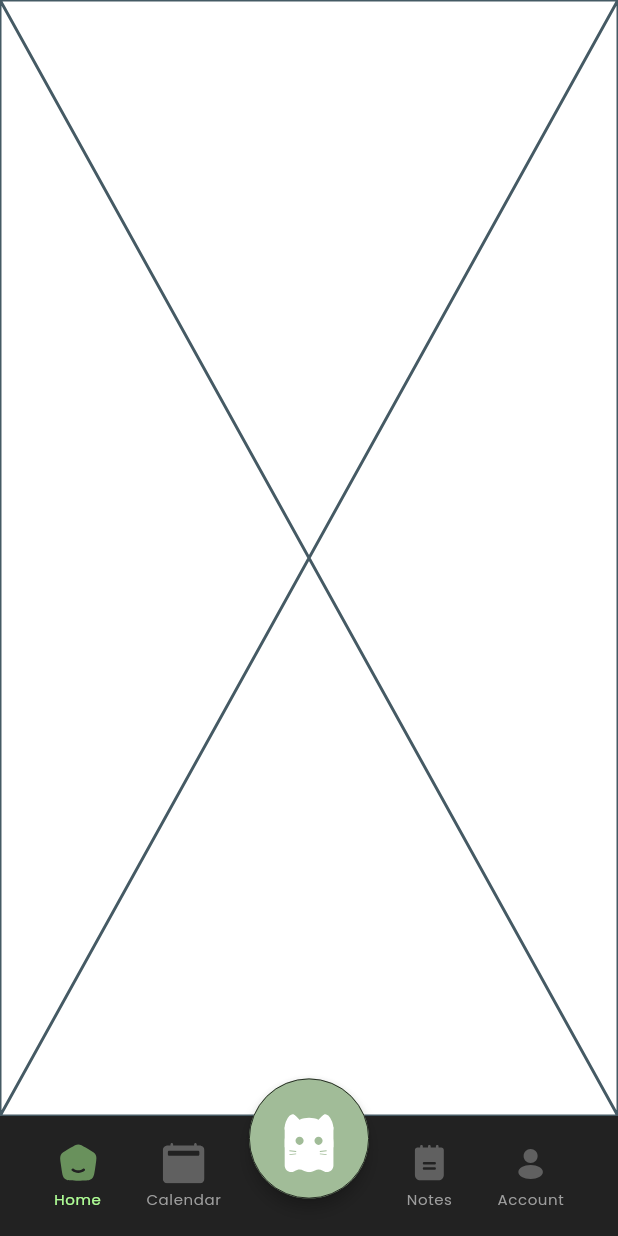
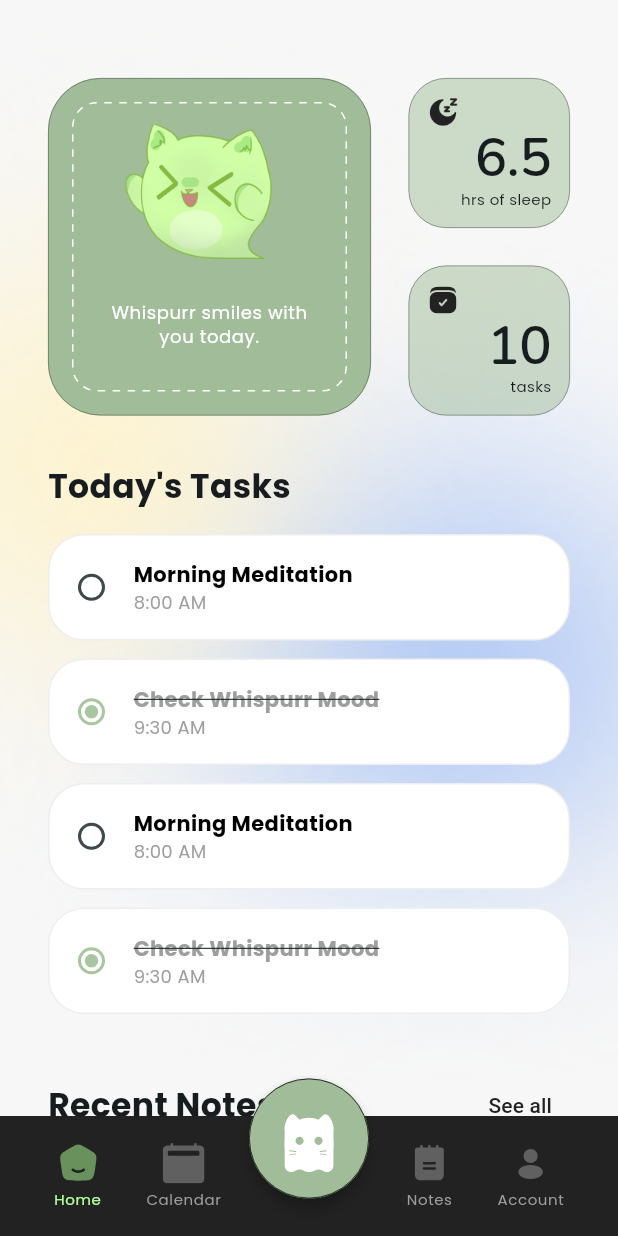
Before and after one commit to bread-pit/whispurr-hackathon, a Flutter app: the screen it shows after launch, on a phone screen of 412 x 824 dp. Run offline on Flutter 3.47's test engine with Material 3 defaults, Android fonts, the phone set to English and light mode, and no system bars; drawn by our look-alikes of dotted_border; our stand-ins replace flutter_svg, google_fonts, table_calendar.

Commit message:
Add: HomePage

```diff
--- a/lib/views/notes/note_card.dart
+++ b/lib/core/widgets/note_card.dart
@@ -22,7 +22,7 @@ class NoteCard extends StatelessWidget {
       decoration: BoxDecoration(
         color: Colors.white,
         borderRadius: BorderRadius.circular(20),
-        border: Border.all(color: AppColors.black.withOpacity(0.5), width: 0.5),
+        border: Border.all(color: Colors.grey.shade200),
       ),
       child: Column(
         crossAxisAlignment: CrossAxisAlignment.start,
--- a/lib/core/widgets/task_card.dart
+++ b/lib/core/widgets/task_card.dart
@@ -2,6 +2,7 @@ import 'package:flutter/material.dart';
 
 // TODO:
 // 1. allow card selection -> create task
+// 2. mood color
 
 class TaskCard extends StatelessWidget {
   final String title;
--- a/lib/views/home/home_page.dart
+++ b/lib/views/home/home_page.dart
@@ -1,15 +1,151 @@
 import 'package:flutter/material.dart';
+import 'package:whispurr_hackathon/core/widgets/note_card.dart';
+import 'package:whispurr_hackathon/views/home/summary_card.dart';
+import 'package:whispurr_hackathon/views/notes/notes_page.dart';
+import '../../core/model/calendar_model.dart'; // Ensure this matches your project structure
+import '../../core/widgets/task_card.dart';
+import '../../theme.dart';
+
 
 class HomePage extends StatefulWidget {
-  const HomePage({super.key});
+  final Function(int) onTabChange;
+
+  const HomePage({super.key, required this.onTabChange});
 
   @override
   State<HomePage> createState() => _HomePageState();
 }
 
 class _HomePageState extends State<HomePage> {
+  // Mock data for the current day's tasks
+  // In a real scenario, you'd filter your global events list by DateTime.now()
+  List<CalendarTask> _selectedEvents = [
+    CalendarTask(
+      title: "Morning Meditation",
+      time: "8:00 AM",
+      color: const Color(0xFFA8C69F),
+      isCompleted: false,
+    ),
+    CalendarTask(
+      title: "Check Whispurr Mood",
+      time: "9:30 AM",
+      color: const Color(0xFFA8C69F),
+      isCompleted: true,
+    ),
+    CalendarTask(
+      title: "Morning Meditation",
+      time: "8:00 AM",
+      color: const Color(0xFFA8C69F),
+      isCompleted: false,
+    ),
+    CalendarTask(
+      title: "Check Whispurr Mood",
+      time: "9:30 AM",
+      color: const Color(0xFFA8C69F),
+      isCompleted: true,
+    ),
+  ];
+
   @override
   Widget build(BuildContext context) {
-    return const Placeholder();
+    return Scaffold(
+      body: Container(
+        width: double.infinity,
+        height: double.infinity,
+        decoration: const BoxDecoration(
+          image: DecorationImage(
+            image: AssetImage('assets/images/gradient_bg_3.png'),
+            fit: BoxFit.cover,
+          ),
+        ),
+        child: SafeArea(
+          child: SingleChildScrollView(
+            padding: EdgeInsets.all(32.0),
+            child: Column(
+              crossAxisAlignment: CrossAxisAlignment.start,
+              children: [
+                // 1. Calendar placeholder (Weekly View)
+                SizedBox(height: 20),
+
+                // 2. Summary Board
+                SummaryCard(),
+
+                SizedBox(height: 32),
+
+                // 3. Today's Tasks Header
+                Text(
+                  "Today's Tasks",
+                  style: TextStyle(fontSize: 22, fontWeight: FontWeight.bold),
+                ),
+
+                SizedBox(height: 16),
+
+                // 4. Task List Implementation
+                if (_selectedEvents.isEmpty)
+                  Padding(
+                    padding: EdgeInsets.symmetric(vertical: 20),
+                    child: Text("No tasks for today!", style: TextStyle(color: Colors.grey)),
+                  )
+                else
+                  ListView.builder(
+                    shrinkWrap: true,
+                    physics: NeverScrollableScrollPhysics(),
+                    itemCount: _selectedEvents.length,
+                    itemBuilder: (context, index) {
+                      final task = _selectedEvents[index];
+                      return TaskCard(
+                        title: task.title,
+                        subtitle: task.time,
+                        dotColor: task.color,
+                        isCompleted: task.isCompleted,
+                        onToggle: (val) {
+                          setState(() {
+                            task.isCompleted = !task.isCompleted;
+                          });
+                        },
+                        onTap: () {
+                          // Handle navigation to task details
+                        },
+                      );
+                    },
+                  ),
+
+                SizedBox(height: 25),
+
+                // 5. Recent Notes Section...
+                Row(
+                  mainAxisAlignment: MainAxisAlignment.spaceBetween,
+                  children: [
+                    Text(
+                      "Recent Notes",
+                      style: TextStyle(fontSize: 22, fontWeight: FontWeight.bold),
+                    ),
+
+                    TextButton(
+                        onPressed: () {
+                          widget.onTabChange(2);
+                        },
+                        child: Text(
+                            "See all",
+                          style: TextStyle(
+                            color: AppColors.black
+                          ),
+                        )
+                    ),
+                  ],
+                ),
+
+
+                NoteCard(
+                  title: "Hello",
+                  content: "Hello",
+                  date: "Date"
+                )
+              ],
+            ),
+          ),
+        ),
+      ),
+    );
   }
 }
--- /dev/null
+++ b/lib/views/home/summary_card.dart
@@ -0,0 +1,181 @@
+import 'package:dotted_border/dotted_border.dart';
+import 'package:flutter/material.dart';
+import 'package:whispurr_hackathon/theme.dart';
+import 'package:flutter_svg/flutter_svg.dart';
+
+class SummaryCard extends StatelessWidget {
+  const SummaryCard({super.key});
+
+  @override
+  Widget build(BuildContext context) {
+    // Shared border style for all cards
+    final cardBorder = Border.all(
+      color: AppColors.black.withValues(alpha: 0.5),
+      width: 0.5,
+    );
+
+    return Row(
+      children: [
+
+        // Whispurr Mood (Left Big Box with Broken Lines)
+        Expanded(
+          flex: 2,
+          child: Container(
+            height: 225,
+            decoration: BoxDecoration(
+              color: context.mood.happy,
+              borderRadius: BorderRadius.circular(35.0),
+              border: cardBorder,
+            ),
+            padding: const EdgeInsets.all(16),
+            child: DottedBorder(
+              options: RoundedRectDottedBorderOptions(
+                dashPattern: [5, 5],
+                radius: Radius.circular(16),
+                color: Colors.white
+              ),
+              child: Center(
+                child: Column(
+                  children: [
+                    ClipRRect(
+                      borderRadius: BorderRadius.circular(25.0),
+                      child: Image.asset(
+                        "assets/images/happy.png",
+                        fit: BoxFit.cover,
+                        height: 130,
+                        width: 130,
+                      ),
+                    ),
+
+                    Padding(
+                      padding: EdgeInsets.symmetric(horizontal: 16),
+                      child: Text(
+                        "Whispurr smiles with you today.",
+                        textAlign: TextAlign.center,
+                        style: context.textTheme.bodySmall?.copyWith(
+                          color: Colors.white,
+                        ),
+                      ),
+                    ),
+                  ],
+                )
+              )
+            )
+          ),
+        ),
+
+        const SizedBox(width: 25),
+
+        // Sleep & Task Column (Right Side)
+        Expanded(
+          flex: 1,
+          child: Column(
+            children: [
+              // Sleep Data Container
+              Container(
+                height: 100,
+                width: double.infinity,
+                decoration: BoxDecoration(
+                  color: context.mood.happy?.withValues(alpha: 0.5),
+                  borderRadius: BorderRadius.circular(25.0),
+                  border: cardBorder,
+                ),
+                child: Padding(
+                  padding: EdgeInsets.all(12),
+                  child: Column(
+                    children: [
+                      // icon
+                      Align(
+                        alignment: Alignment.topLeft,
+                        child: Image.asset(
+                          "assets/images/sleep.png",
+                          height: 21,
+                          width: 21,
+                        ),
+                      ),
+
+                      // hrs of sleep
+                      Align(
+                        alignment: Alignment.centerRight,
+                        child: Text(
+                          "6.5",
+                          style: context.textTheme.displayLarge?.copyWith(
+                            fontSize: 36
+                          ),
+                          textAlign: TextAlign.right,
+                        ),
+                      ),
+
+                      // label
+                      Align(
+                        alignment: Alignment.centerRight,
+                        child: Text(
+                          "hrs of sleep",
+                          style: TextStyle(
+                            fontSize: 10
+                          ),
+                        ),
+                      ),
+                    ],
+                  ),
+                )
+              ),
+
+              const SizedBox(height: 25),
+
+              // Task Count Container
+              Container(
+                height: 100,
+                width: double.infinity,
+                decoration: BoxDecoration(
+                  color: context.mood.happy?.withValues(alpha: 0.5),
+                  borderRadius: BorderRadius.circular(25.0),
+                  border: cardBorder,
+                ),
+                  child: Padding(
+                    padding: EdgeInsets.all(12),
+                    child: Column(
+                      children: [
+                        // icon
+                        Align(
+                          alignment: Alignment.topLeft,
+                          child: Image.asset(
+                            "assets/images/tasks.png",
+                            height: 21,
+                            width: 21,
+                          ),
+                        ),
+
+                        // hrs of sleep
+                        Align(
+                          alignment: Alignment.centerRight,
+                          child: Text(
+                            "10",
+                            style: context.textTheme.displayLarge?.copyWith(
+                                fontSize: 36
+                            ),
+                            textAlign: TextAlign.right,
+                          ),
+                        ),
+
+                        // label
+                        Align(
+                          alignment: Alignment.centerRight,
+                          child: Text(
+                            "tasks",
+                            style: TextStyle(
+                                fontSize: 10
+                            ),
+                          ),
+                        ),
+                      ],
+                    ),
+                  )
+              )
+            ],
+          ),
+        )
+      ],
+    );
+  }
+}
--- a/lib/views/navigation/navigation_route.dart
+++ b/lib/views/navigation/navigation_route.dart
@@ -17,19 +17,19 @@ class NavigateRoute extends StatefulWidget {
 class _NavigateRouteState extends State<NavigateRoute> {
   int _currentIndex = 0;
 
-  final List<Widget> _pages = [
-    const HomePage(),
+  void _onTabTapped(int index) {
+    setState(() {
+      _currentIndex = index;
+    });
+  }
+
+  List<Widget> get _pages => [
+    HomePage(onTabChange: _onTabTapped), // 3. Pass the function here
     const CalendarPage(),
     const NotesPage(),
     const AccountPage(),
     const MoodSleepPage(),
   ];
-
-  void _onTabTapped(int index) {
-    setState(() {
-      _currentIndex = index;
-    });
-  }
 
   @override
   Widget build(BuildContext context) {
--- a/lib/views/notes/notes_page.dart
+++ b/lib/views/notes/notes_page.dart
@@ -1,6 +1,6 @@
 import 'package:flutter/material.dart';
 import 'package:whispurr_hackathon/theme.dart';
-import 'package:whispurr_hackathon/views/notes/note_card.dart';
+import 'package:whispurr_hackathon/core/widgets/note_card.dart';
 import 'package:whispurr_hackathon/views/notes/note_take.dart';
 
 class NotesPage extends StatefulWidget {
--- a/pubspec.yaml
+++ b/pubspec.yaml
@@ -39,6 +39,7 @@ dependencies:
   intl: ^0.20.2
   calendar_date_picker2: ^2.0.1
   table_calendar: ^3.2.0
+  dotted_border: ^3.1.0
 
 dev_dependencies:
   flutter_test:
```
Also changed, not shown: assets/icons/sleep.svg (added), assets/icons/task.svg (added), assets/images/sleep.png (added), assets/images/tasks.png (added), pubspec.lock.
